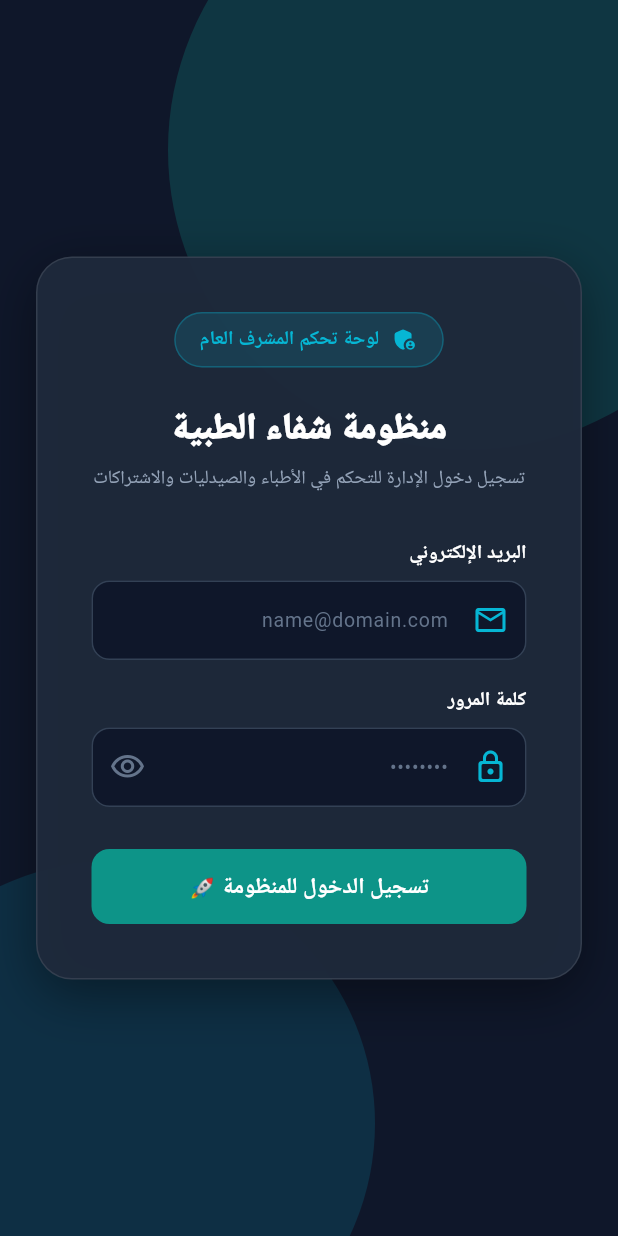
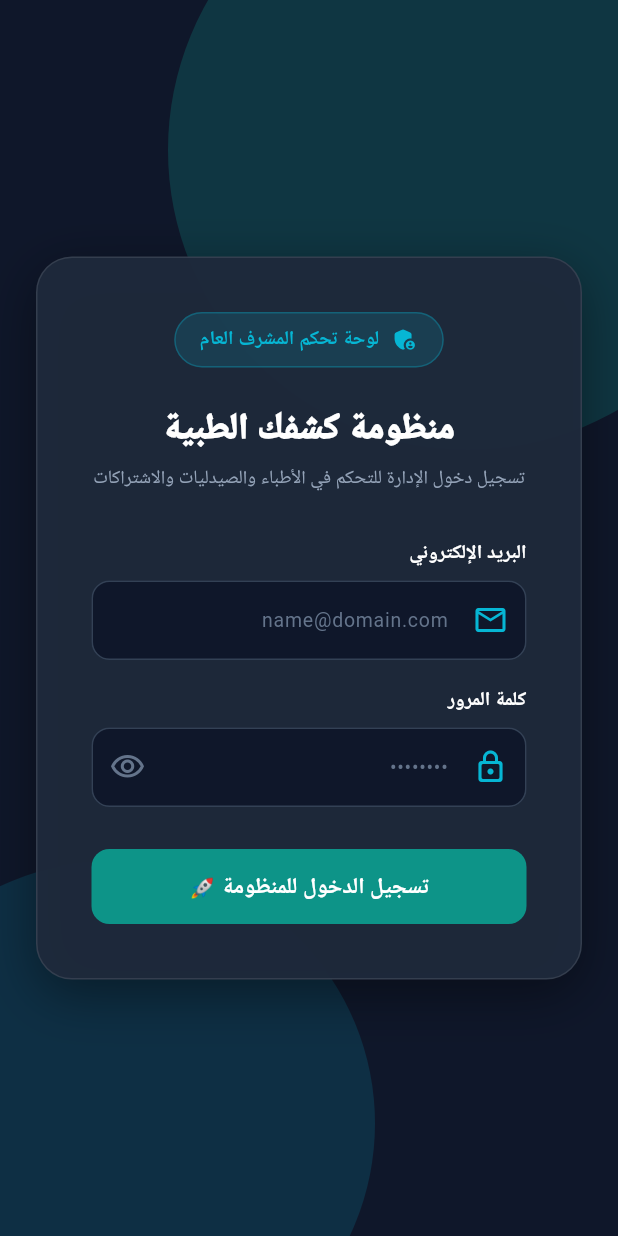
Before and after one commit to 72726262/doctorAdmin, a Flutter app: the screen it shows after launch, on a phone screen of 412 x 824 dp. Run offline on Flutter 3.47's test engine with Material 3 defaults, Android fonts, the phone set to English and light mode, and no system bars; our stand-ins replace google_fonts, image_picker, shared_preferences, supabase_flutter; accounts and stored records are empty; Roboto replaces fonts that are missing (Cairo).

Commit message:
feat: Adopt official brand name 'كشفك' across admin portal

```diff
--- a/lib/features/auth/presentation/screens/admin_login_screen.dart
+++ b/lib/features/auth/presentation/screens/admin_login_screen.dart
@@ -190,7 +190,7 @@ class _AdminLoginScreenState extends State<AdminLoginScreen> {
                       // Platform Title
                       Center(
                         child: Text(
-                          'منظومة شفاء الطبية',
+                          'منظومة كشفك الطبية',
                           style: GoogleFonts.cairo(
                             color: Colors.white,
                             fontSize: 24,
--- a/lib/features/dashboard/presentation/screens/admin_dashboard_screen.dart
+++ b/lib/features/dashboard/presentation/screens/admin_dashboard_screen.dart
@@ -167,7 +167,7 @@ class _AdminDashboardScreenState extends State<AdminDashboardScreen> {
                           crossAxisAlignment: CrossAxisAlignment.start,
                           children: [
                             Text(
-                              'شفاء | الإدارة العليا',
+                              'كشفك | الإدارة العليا',
                               style: TextStyle(
                                 color: Colors.white,
                                 fontSize: 15,
--- a/lib/main.dart
+++ b/lib/main.dart
@@ -24,7 +24,7 @@ class DoctorAdminApp extends StatelessWidget {
   @override
   Widget build(BuildContext context) {
     return MaterialApp(
-      title: 'شفاء | لوحة تحكم الإدارة',
+      title: 'كشفك | لوحة تحكم الإدارة',
       debugShowCheckedModeBanner: false,
       locale: const Locale('ar'),
       supportedLocales: const [
```
Also changed, not shown: 1 other file.
